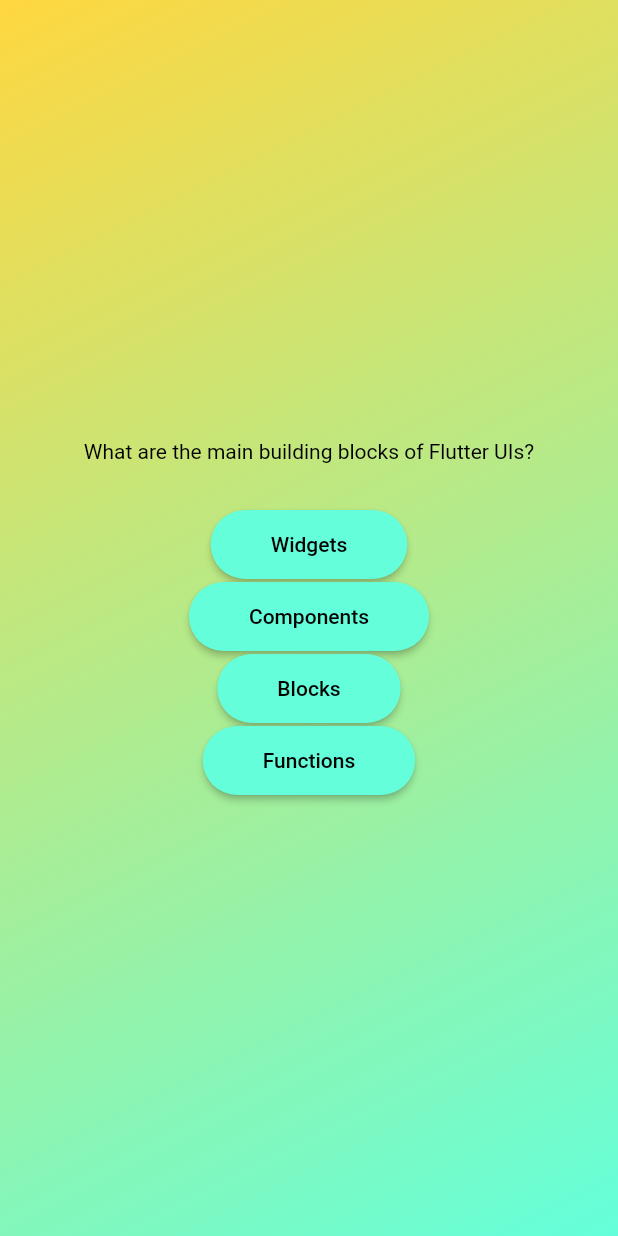
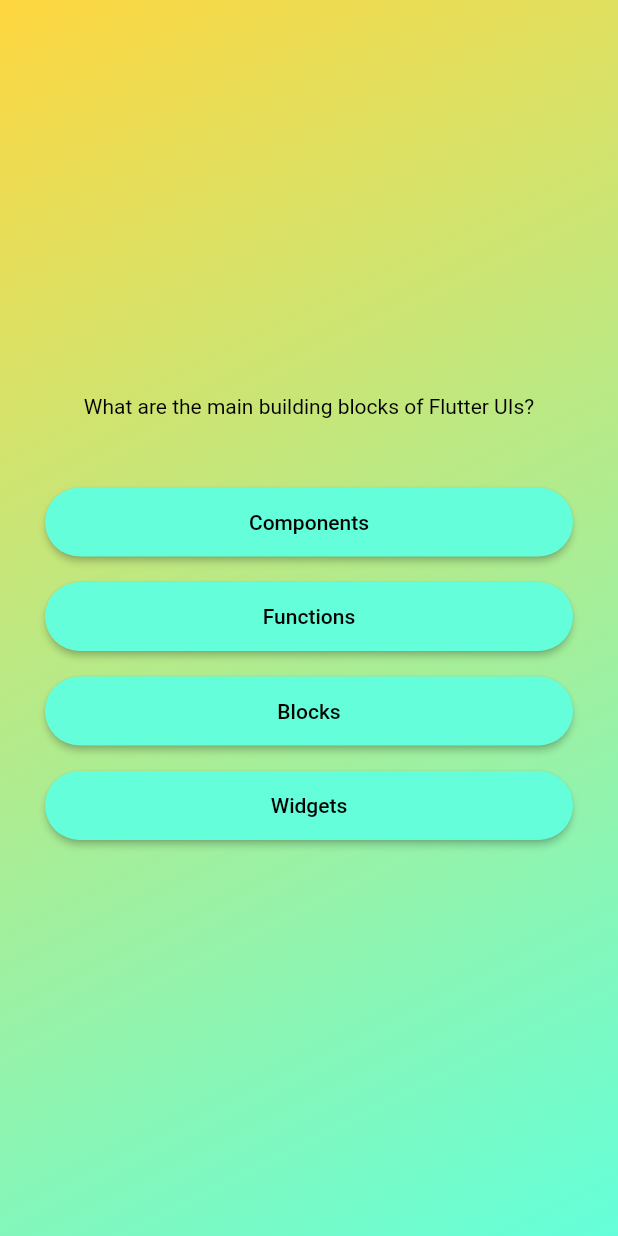
Before and after one commit to sharshv2012/quizzyy, a Flutter app: the screen it shows after launch, after a tap on "Start Quizz!", on a phone screen of 412 x 824 dp. Run offline on Flutter 3.47's test engine with Material 2 defaults, Android fonts, the light colour scheme and no system bars.

Commit message:
commit 7 : provided margins to the answerButtons and the whole column by using Container and used shuffled method in the model to shuffle the anser options.

```diff
--- a/lib/answer_button.dart
+++ b/lib/answer_button.dart
@@ -9,7 +9,9 @@
 
   @override
   Widget build (BuildContext context) {
-    return ElevatedButton(
+    return Container(
+      margin: const EdgeInsets.only(top: 15), // for adding margin to the elements u need to wrap them inside a container.
+      child: ElevatedButton(
               onPressed: onTap,
               style: ElevatedButton.styleFrom(
 
@@ -19,6 +21,7 @@
                 shape: RoundedRectangleBorder(borderRadius: BorderRadius.circular(40)),
               ),
               child: Text(answerText), // can't use const here because answerText is a variable.
+            ),
     );
   }
 }
--- a/lib/models/quiz_questions.dart
+++ b/lib/models/quiz_questions.dart
@@ -4,4 +4,10 @@
 
   final String text ;
   final List<String> answers;
+
+  List<String> getShuffledAnswers() { // shuffle method changes the orignal list that's why we take the instance of the orignal list and apply shuffling over that list this is chaining
+    final shuffledList = List.of(answers);
+    shuffledList.shuffle();
+    return shuffledList;
+  }
 }
--- a/lib/questions_screen.dart
+++ b/lib/questions_screen.dart
@@ -18,25 +18,29 @@
     return SizedBox(
       width: double
           .infinity, // assigning this column the whole screen we can also do "mainAxisSize: MainAxisSize.min" inside the column.
+      child: Container(
+        margin: const EdgeInsets.all(30),
         child: Column(
           mainAxisAlignment: MainAxisAlignment.center,
+          crossAxisAlignment: CrossAxisAlignment.stretch,
+
           children: [
             Text(
               currentQuestion.text,
               style: const TextStyle(color: Colors.black),
+              textAlign: TextAlign.center,
             ),
             const SizedBox(height: 30),
-          ...currentQuestion.answers.map((answer) { //... is used for spreading (takes all values from list or itrables and are added as , seperated individual items.)
+            ...currentQuestion.getShuffledAnswers().map((answer) { //... is used for spreading (takes all values from list or itrables and are added as , seperated individual items.)
               return AnswerButton(answerText: answer, onTap: () {},);
             }),// map will pass the provided functions or any passed functionality to it's listItems.
-          /* AnswerButton(answerText: currentQuestion.answers[0], onTap: () {}),
+            /* this was hardcoded
+            AnswerButton(answerText: currentQuestion.answers[0], onTap: () {}),
             const SizedBox(height: 10),
             AnswerButton(answerText: currentQuestion.answers[1], onTap: () {}),
-          const SizedBox(height: 10),
-          AnswerButton(answerText: currentQuestion.answers[2], onTap: () {}),
-          const SizedBox(height: 10),
-          AnswerButton(answerText: currentQuestion.answers[3], onTap: () {}), */
+             */
           ],
+        ),
       ),
     );
   }
```
Lines whose indentation alone changed are shown as unchanged.
